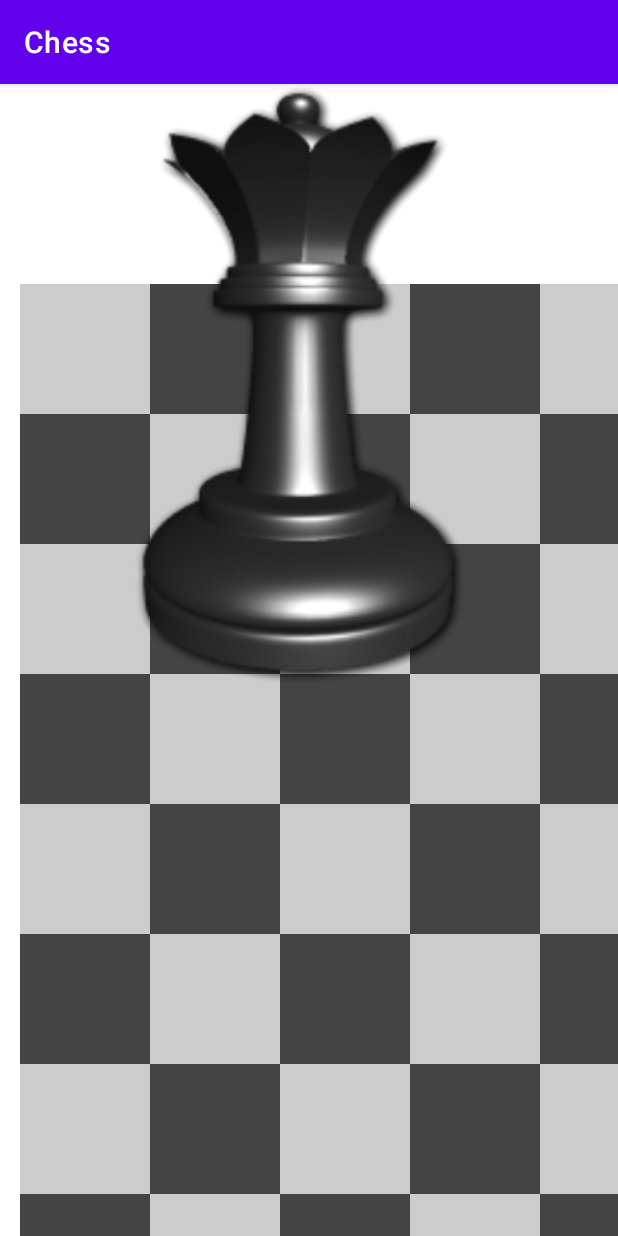
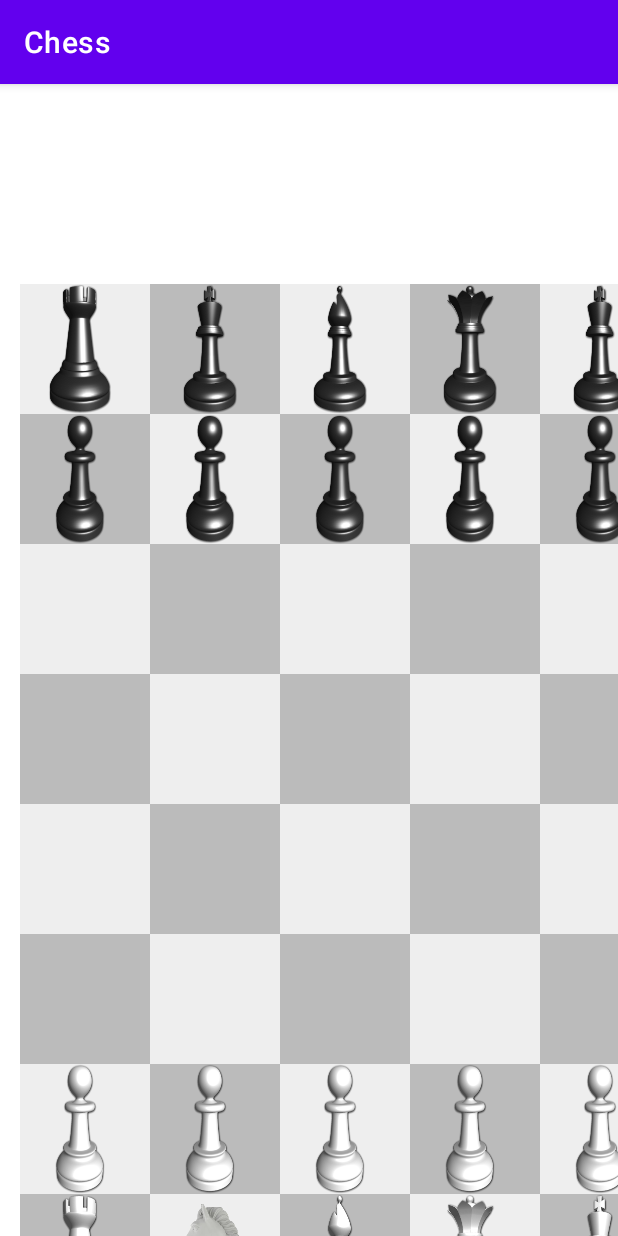
Before and after one commit to Sergun1Kirill/chess-android-kotlin, an Android app: the screen it shows after launch (MainActivity), on a phone screen of 412 x 824 dp. Run offline under Robolectric (Android 15) with nearby library versions, the phone set to English and light mode, and no system bars.

```diff
--- a/chess/app/src/main/java/com/sergun/chess/ChessModel.kt
+++ b/chess/app/src/main/java/com/sergun/chess/ChessModel.kt
@@ -7,32 +7,32 @@ class ChessModel {
         reset()
     }
 
-    private fun reset(){
+    public fun reset(){
         piecesBox.removeAll(piecesBox)
         for(i in 0..1) {
-            piecesBox.add(ChessPiece(0 + i * 7,0, ChessPlayer.WHITE, ChessRank.ROOK))
-            piecesBox.add(ChessPiece(0 + i * 7, 7, ChessPlayer.BLACK, ChessRank.ROOK))
+            piecesBox.add(ChessPiece(0 + i * 7,0, ChessPlayer.WHITE, ChessRank.ROOK, R.drawable.rook_white))
+            piecesBox.add(ChessPiece(0 + i * 7, 7, ChessPlayer.BLACK, ChessRank.ROOK, R.drawable.rook_black))
 
-            piecesBox.add(ChessPiece(1 + i * 5, 0, ChessPlayer.WHITE, ChessRank.KNIGHT))
-            piecesBox.add(ChessPiece(1 + i * 5, 7, ChessPlayer.BLACK, ChessRank.KNIGHT))
+            piecesBox.add(ChessPiece(1 + i * 5, 0, ChessPlayer.WHITE, ChessRank.KNIGHT, R.drawable.knight_white))
+            piecesBox.add(ChessPiece(1 + i * 5, 7, ChessPlayer.BLACK, ChessRank.KNIGHT, R.drawable.king_black))
 
-            piecesBox.add(ChessPiece(2 + i * 3, 0, ChessPlayer.WHITE, ChessRank.BISHOP))
-            piecesBox.add(ChessPiece(2 + i * 3, 7, ChessPlayer.BLACK, ChessRank.BISHOP))
+            piecesBox.add(ChessPiece(2 + i * 3, 0, ChessPlayer.WHITE, ChessRank.BISHOP, R.drawable.bishop_white))
+            piecesBox.add(ChessPiece(2 + i * 3, 7, ChessPlayer.BLACK, ChessRank.BISHOP, R.drawable.bishop_black))
 
         }
         for(i in 0..7) {
-            piecesBox.add(ChessPiece(i, 1, ChessPlayer.WHITE, ChessRank.PAWN))
-            piecesBox.add(ChessPiece(i, 6, ChessPlayer.BLACK, ChessRank.PAWN))
+            piecesBox.add(ChessPiece(i, 1, ChessPlayer.WHITE, ChessRank.PAWN, R.drawable.pawn_white))
+            piecesBox.add(ChessPiece(i, 6, ChessPlayer.BLACK, ChessRank.PAWN, R.drawable.pawn_black))
         }
-        piecesBox.add(ChessPiece(3, 0, ChessPlayer.WHITE, ChessRank.QUEEN))
-        piecesBox.add(ChessPiece(3, 7, ChessPlayer.BLACK, ChessRank.QUEEN))
+        piecesBox.add(ChessPiece(3, 0, ChessPlayer.WHITE, ChessRank.QUEEN, R.drawable.queen_white))
+        piecesBox.add(ChessPiece(3, 7, ChessPlayer.BLACK, ChessRank.QUEEN, R.drawable.queen_black))
 
-        piecesBox.add(ChessPiece(4, 0, ChessPlayer.WHITE, ChessRank.KING))
-        piecesBox.add(ChessPiece(4, 7, ChessPlayer.BLACK, ChessRank.KING))
+        piecesBox.add(ChessPiece(4, 0, ChessPlayer.WHITE, ChessRank.KING, R.drawable.king_white))
+        piecesBox.add(ChessPiece(4, 7, ChessPlayer.BLACK, ChessRank.KING, R.drawable.king_black))
 
 
     }
-    private fun pieceAt(col: Int, row: Int) : ChessPiece? {
+    public fun pieceAt(col: Int, row: Int) : ChessPiece? {
         for(piece in piecesBox) {
             if (col == piece.col && row == piece.row){
                 return  piece
--- a/chess/app/src/main/java/com/sergun/chess/ChessPiece.kt
+++ b/chess/app/src/main/java/com/sergun/chess/ChessPiece.kt
@@ -1,6 +1,6 @@
 package com.sergun.chess
 
-data class ChessPiece(val col: Int, val row: Int,val player: ChessPlayer, val rank: ChessRank) {
+data class ChessPiece(val col: Int, val row: Int,val player: ChessPlayer, val rank: ChessRank,val resID: Int) {
 
 
 }
--- a/chess/app/src/main/java/com/sergun/chess/ChessView.kt
+++ b/chess/app/src/main/java/com/sergun/chess/ChessView.kt
@@ -1,6 +1,5 @@
 package com.sergun.chess
 
-import android.annotation.SuppressLint
 import android.content.Context
 import android.graphics.*
 import android.util.AttributeSet
@@ -11,6 +10,8 @@ class ChessView(context: Context?, attrs: AttributeSet?) : View(context, attrs)
     private final val originX = 20f
     private final val originY = 200f
     private final val cellSide = 130f
+    private final val lightColor = Color.parseColor("#EEEEEE")
+    private final val darkColor = Color.parseColor("#BBBBBB")
 
     private final val imgResIds = setOf(
         R.drawable.bishop_black,
@@ -35,11 +36,24 @@ class ChessView(context: Context?, attrs: AttributeSet?) : View(context, attrs)
     // Рисование фигуры
     override fun onDraw(canvas: Canvas?) {
         drawChessBoard(canvas)
+        drawPieces(canvas)
+      }
+    private fun drawPieces(canvas: Canvas?) {
+        val chessModel = ChessModel()
+        chessModel.reset()
 
-        val whiteQueenBitmap = bitMaps[R.drawable.queen_black]!!
-        canvas?.drawBitmap(whiteQueenBitmap, null, Rect(0, 0, 600, 600), paint)
+        for(row in 0..7){
+            for(col in 0..7){
+                chessModel.pieceAt(col, row)?.let { drawPieceAt(canvas, col, row, it.resID) }
+            }
+        }
+        }
 
+    private fun drawPieceAt(canvas: Canvas?,col: Int, row: Int, resID: Int){
+        val bitmap = bitMaps[resID]!!
+        canvas?.drawBitmap(bitmap, null, RectF(originX + (col * cellSide) + 10, originY + (7 - row) * cellSide, (col + 1) * cellSide,originY + (7 - row + 1) * cellSide), paint)
     }
+
     private fun loadBitmaps() {
       imgResIds.forEach {
           bitMaps[it] = BitmapFactory.decodeResource(resources, it)
@@ -50,7 +64,7 @@ class ChessView(context: Context?, attrs: AttributeSet?) : View(context, attrs)
     private fun drawChessBoard(canvas: Canvas?) {
         for(i in 0..7) {
             for (j in 0..7) {
-                paint.color = if((i + j) % 2 == 1) Color.DKGRAY else Color.LTGRAY
+                paint.color = if((i + j) % 2 == 1) darkColor else lightColor
                 canvas?.drawRect(
                     originX + i * cellSide,
                     originY + j * cellSide,
```
